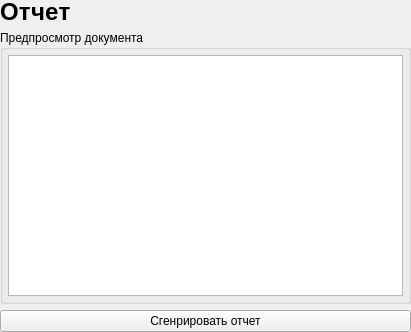
Qt form Client/Form Menu/Report/formreport.ui (Golfriman/Control_Data) before a commit.
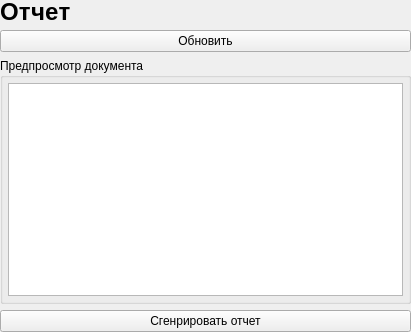
The same form after that commit.

```diff
--- a/Client/Form Menu/Report/formreport.ui
+++ b/Client/Form Menu/Report/formreport.ui
@@ -48,6 +48,13 @@
      </property>
     </widget>
    </item>
+   <item>
+    <widget class="QPushButton" name="pushButton_2">
+     <property name="text">
+      <string>Обновить</string>
+     </property>
+    </widget>
+   </item>
    <item>
     <widget class="QGroupBox" name="groupBox">
      <property name="title">
@@ -77,7 +84,7 @@
            <x>0</x>
            <y>0</y>
            <width>397</width>
-           <height>231</height>
+           <height>195</height>
           </rect>
          </property>
          <layout class="QVBoxLayout" name="verticalLayout_3">
```
